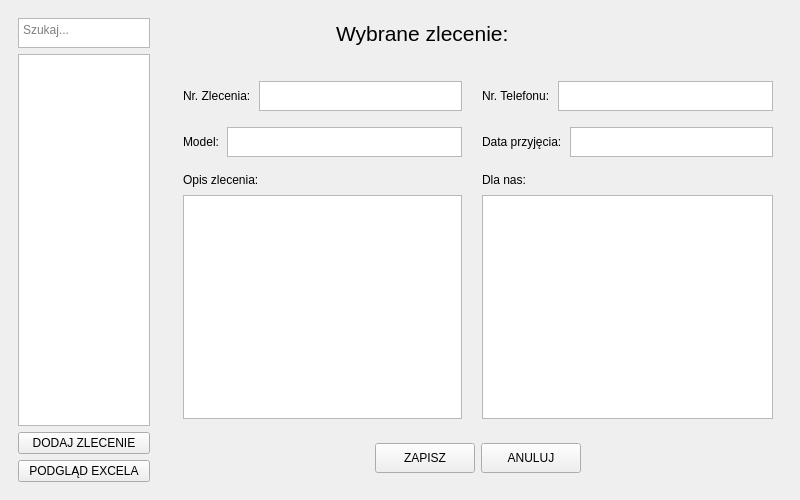
Qt form ui/MainWindow.ui (Cocolak/order_manager) before a commit.
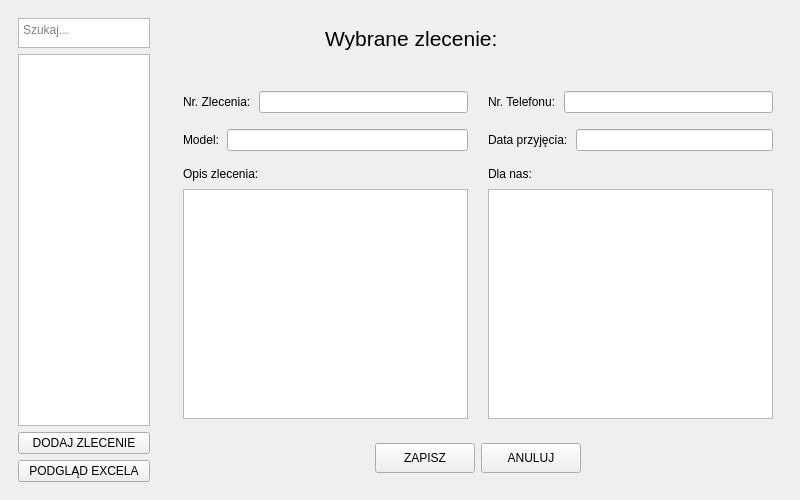
The same form after that commit. The open tabs and pages were chosen to show the change. Icons and pictures are not drawn.

What changed in the file:
```diff
--- a/ui/MainWindow.ui
+++ b/ui/MainWindow.ui
@@ -108,8 +108,8 @@
         <widget class="QLabel" name="top_logoLabel">
          <property name="minimumSize">
           <size>
-           <width>100</width>
-           <height>30</height>
+           <width>120</width>
+           <height>40</height>
           </size>
          </property>
          <property name="maximumSize">
@@ -477,20 +477,7 @@
               </widget>
              </item>
              <item>
-              <widget class="QPlainTextEdit" name="edit_dateTextEdit">
-               <property name="minimumSize">
-                <size>
-                 <width>150</width>
-                 <height>30</height>
-                </size>
-               </property>
-               <property name="maximumSize">
-                <size>
-                 <width>16777215</width>
-                 <height>30</height>
-                </size>
-               </property>
-              </widget>
+              <widget class="QLineEdit" name="edit_dateLineEdit"/>
              </item>
             </layout>
            </item>
@@ -531,20 +518,7 @@
               </widget>
              </item>
              <item>
-              <widget class="QPlainTextEdit" name="edit_modelTextEdit">
-               <property name="minimumSize">
-                <size>
-                 <width>150</width>
-                 <height>30</height>
-                </size>
-               </property>
-               <property name="maximumSize">
-                <size>
-                 <width>16777215</width>
-                 <height>30</height>
-                </size>
-               </property>
-              </widget>
+              <widget class="QLineEdit" name="edit_modelLineEdit"/>
              </item>
             </layout>
            </item>
@@ -585,20 +559,7 @@
               </widget>
              </item>
              <item>
-              <widget class="QPlainTextEdit" name="edit_nrTextEdit">
-               <property name="minimumSize">
-                <size>
-                 <width>150</width>
-                 <height>30</height>
-                </size>
-               </property>
-               <property name="maximumSize">
-                <size>
-                 <width>16777215</width>
-                 <height>30</height>
-                </size>
-               </property>
-              </widget>
+              <widget class="QLineEdit" name="edit_nrLineEdit"/>
              </item>
             </layout>
            </item>
@@ -615,20 +576,7 @@
               </widget>
              </item>
              <item>
-              <widget class="QPlainTextEdit" name="edit_nrtelTextEdit">
-               <property name="minimumSize">
-                <size>
-                 <width>150</width>
-                 <height>30</height>
-                </size>
-               </property>
-               <property name="maximumSize">
-                <size>
-                 <width>16777215</width>
-                 <height>30</height>
-                </size>
-               </property>
-              </widget>
+              <widget class="QLineEdit" name="edit_nrtelLineEdit"/>
              </item>
             </layout>
            </item>
```
Left out of the diff: 30 changed lines with no effect on the pictures.
